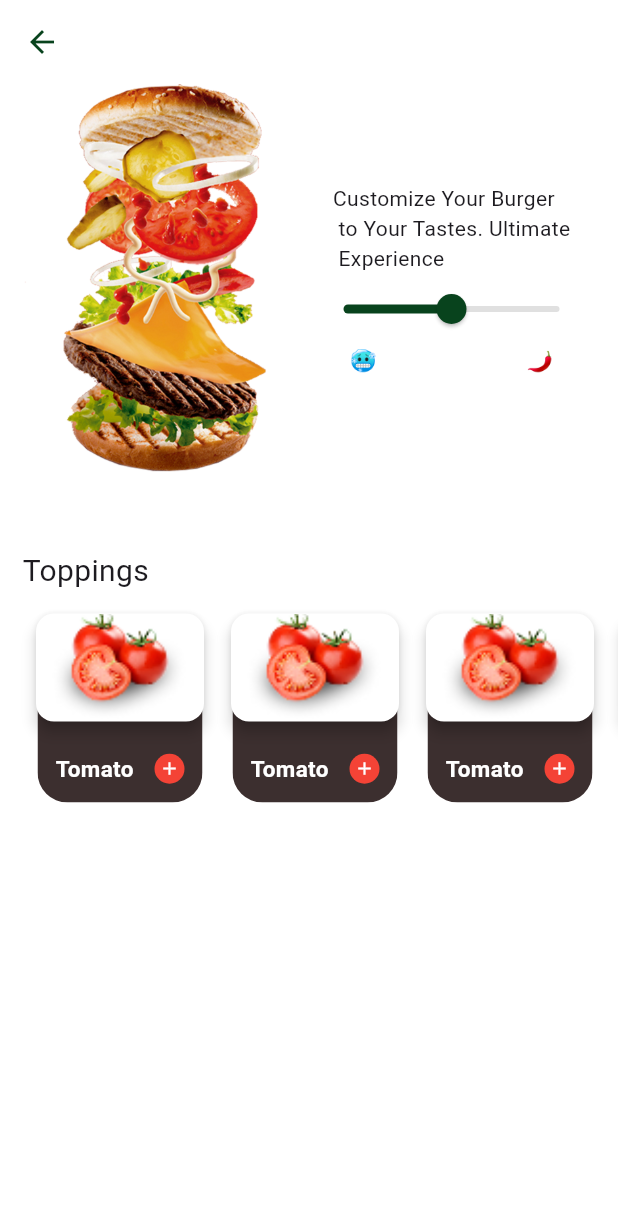
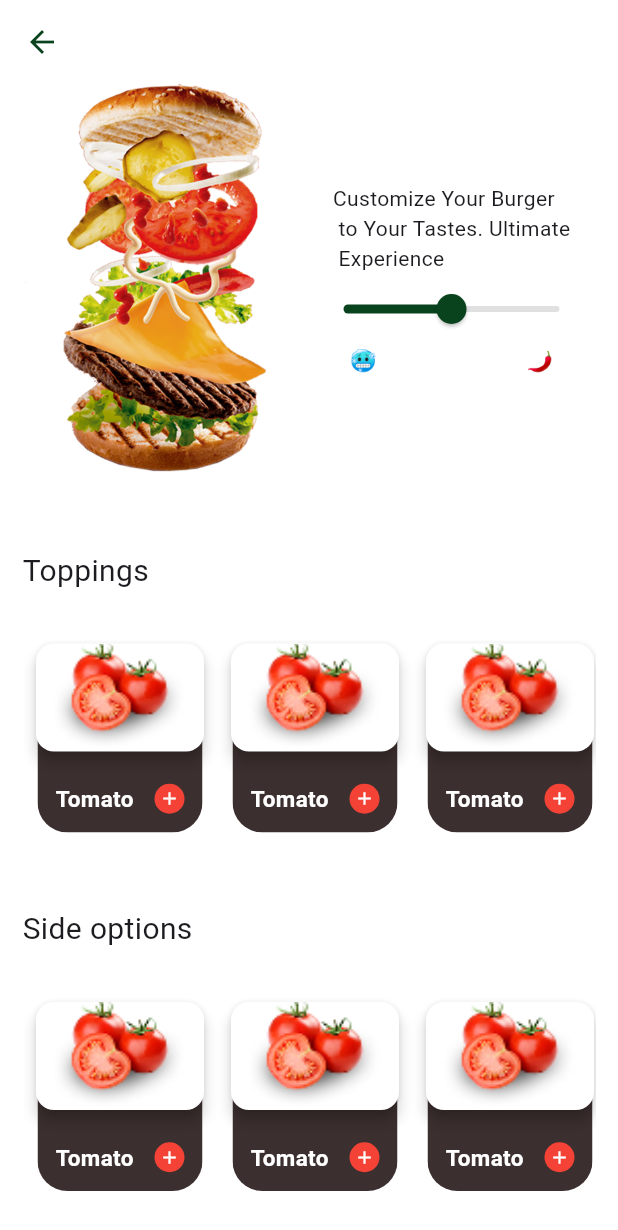
Before and after one commit to Mostafaghozy/AuraEats, a Flutter app: the screen it shows after launch, after a tap on "Cheeseburger", on a phone screen of 412 x 824 dp. Shown: the top 1230 px of the screen. Run offline on Flutter 3.47's test engine with Material 3 defaults, Android fonts, the phone set to English and light mode, and no system bars; our stand-ins replace flutter_svg, gap, lottie.

Commit message:
complete product details view

```diff
--- a/lib/features/product/views/product_details_view.dart
+++ b/lib/features/product/views/product_details_view.dart
@@ -1,6 +1,7 @@
 import 'package:aura_eats/core/constants/app_colors.dart';
 import 'package:aura_eats/features/product/widgets/spicy_slider.dart';
 import 'package:aura_eats/features/product/widgets/topping_card.dart';
+import 'package:aura_eats/shared/custom_button.dart';
 import 'package:aura_eats/shared/custom_text.dart';
 import 'package:flutter/material.dart';
 import 'package:gap/gap.dart';
@@ -28,6 +29,7 @@
 
       body: Padding(
         padding: const EdgeInsets.symmetric(horizontal: 15),
+        child: SingleChildScrollView(
           child: Column(
             crossAxisAlignment: CrossAxisAlignment.start,
             children: [
@@ -38,14 +40,13 @@
 
               Gap(50),
               CustomText(text: "Toppings", size: 20),
-            Gap(50),
+              Gap(70),
 
               SingleChildScrollView(
                 clipBehavior: Clip.none,
                 scrollDirection: Axis.horizontal,
                 child: Row(
-                children: [
-                  ...List.generate(4, (index) {
+                  children: List.generate(4, (index) {
                     return Padding(
                       padding: const EdgeInsets.symmetric(horizontal: 10),
                       child: ToppingCard(
@@ -55,10 +56,50 @@
                       ),
                     );
                   }),
+                ),
+              ),
+              Gap(50),
+              CustomText(text: "Side options", size: 20),
+              Gap(70),
+
+              SingleChildScrollView(
+                clipBehavior: Clip.none,
+                scrollDirection: Axis.horizontal,
+                child: Row(
+                  children: List.generate(4, (index) {
+                    return Padding(
+                      padding: const EdgeInsets.symmetric(horizontal: 10),
+                      child: ToppingCard(
+                        imageUrl: 'assets/details/tomato.png',
+                        title: 'Tomato',
+                        onAdd: () {},
+                      ),
+                    );
+                  }),
+                ),
+              ),
+              Gap(50),
+              Row(
+                mainAxisAlignment: MainAxisAlignment.spaceBetween,
+                children: [
+                  Column(
+                    crossAxisAlignment: CrossAxisAlignment.start,
+                    children: [
+                      CustomText(text: "Total", size: 20),
+
+                      CustomText(
+                        text: "\$18.9",
+                        size: 25,
+                        weight: FontWeight.bold,
+                      ),
                     ],
                   ),
+                  CustomButton(text: "Add To Cart", onTap: () {}),
+                ],
               ),
+              Gap(100),
             ],
+          ),
         ),
       ),
     );
--- /dev/null
+++ b/lib/shared/custom_button.dart
@@ -0,0 +1,29 @@
+import 'package:aura_eats/core/constants/app_colors.dart';
+import 'package:aura_eats/shared/custom_text.dart';
+import 'package:flutter/material.dart';
+
+class CustomButton extends StatelessWidget {
+  const CustomButton({super.key, required this.text, required this.onTap});
+  final String text;
+  final Function()? onTap;
+
+  @override
+  Widget build(BuildContext context) {
+    return GestureDetector(
+      onTap: onTap,
+      child: Container(
+        padding: EdgeInsets.symmetric(horizontal: 20, vertical: 15),
+        decoration: BoxDecoration(
+          color: AppColors.primary,
+          borderRadius: BorderRadius.circular(20),
+        ),
+        alignment: Alignment.center,
+        child: CustomText(
+          text: text,
+          color: Colors.white,
+          weight: FontWeight.bold,
+        ),
+      ),
+    );
+  }
+}
```
Lines whose indentation alone changed are shown as unchanged.
